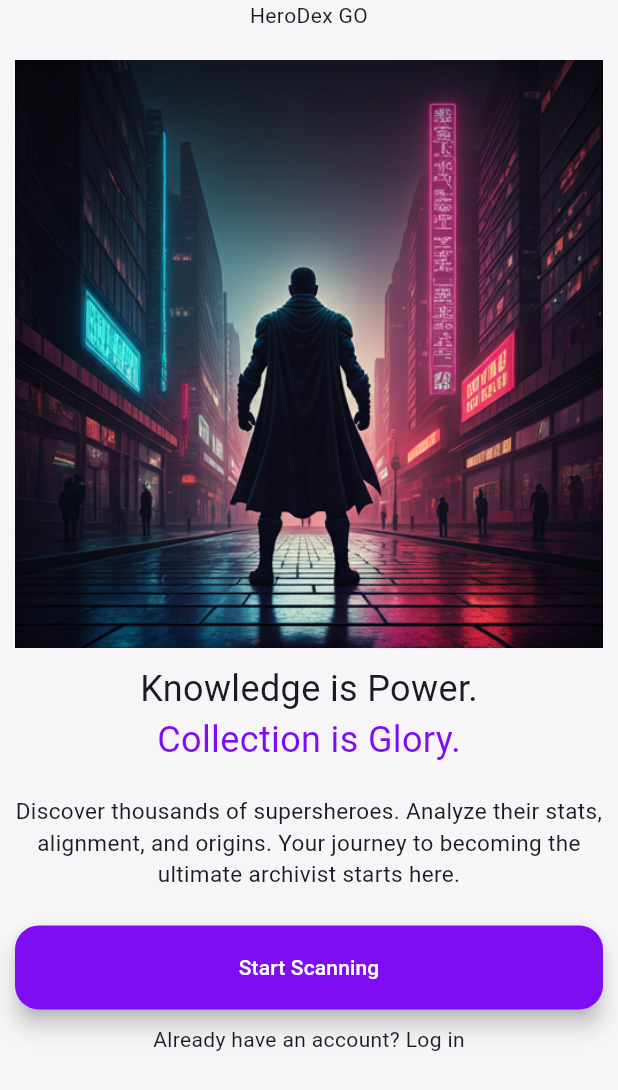
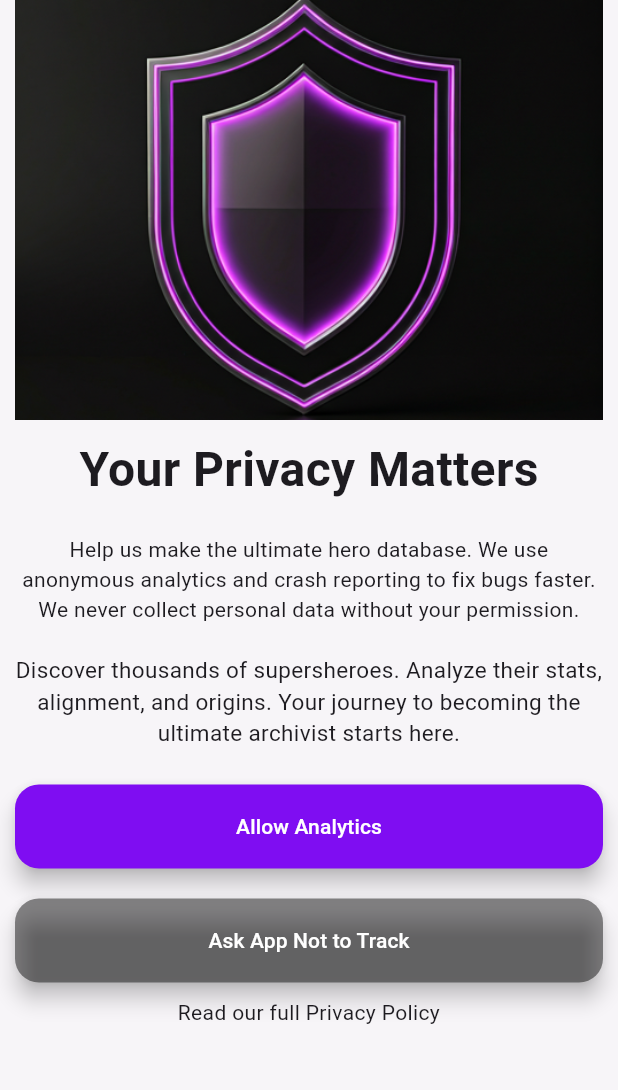
Before and after one commit to Sawyer32/HeroDexGo, a Flutter app: the screen it shows after launch, on a phone screen of 412 x 824 dp. Shown: the top 1090 px of the screen. Run offline on Flutter 3.47's test engine with Material 3 defaults, Android fonts, the light colour scheme and no system bars; our stand-ins replace flutter_bloc, permission_handler.

Commit message:
Added analytics page

```diff
--- a/lib/main.dart
+++ b/lib/main.dart
@@ -25,6 +25,7 @@ class _MyAppState extends State<MyApp> {
   Widget build(BuildContext context) {
     return MaterialApp(
       title: 'Flutter Demo',
+      debugShowCheckedModeBanner: false,
       theme: ThemeData(
         extensions: const <ThemeExtension<dynamic>>[
           ThemeColors(primaryColor: Color(0xFF7F0DF2), backgroundColor: Color(0xFFF7F5F8))
--- a/lib/screens/onboarding/onboarding.dart
+++ b/lib/screens/onboarding/onboarding.dart
@@ -3,6 +3,7 @@ import 'package:flutter_bloc/flutter_bloc.dart';
 import 'package:hero_dex_go/bloc/onboarding/onboarding_bloc.dart';
 import 'package:hero_dex_go/bloc/onboarding/onboarding_event.dart';
 import 'package:hero_dex_go/bloc/onboarding/onboarding_state.dart';
+import 'package:hero_dex_go/screens/onboarding/pages/analytics_page.dart';
 import 'package:hero_dex_go/screens/onboarding/pages/info_page.dart';
 import 'package:hero_dex_go/theme/theme_colors.dart';
 
@@ -37,7 +38,7 @@ class OnboardingScreen extends StatelessWidget {
                     physics: NeverScrollableScrollPhysics(),
                     children: [
                       // Page 1: Info
-                      InfoPage(context: context),
+                      AnalyticsPage(context: context),
                       // Page 2: Analytics
 
                       // Page 3: GPS
--- /dev/null
+++ b/lib/screens/onboarding/pages/analytics_page.dart
@@ -0,0 +1,83 @@
+import 'package:flutter/material.dart';
+import 'package:flutter_bloc/flutter_bloc.dart';
+import 'package:hero_dex_go/bloc/onboarding/onboarding_bloc.dart';
+import 'package:hero_dex_go/bloc/onboarding/onboarding_event.dart';
+import 'package:hero_dex_go/theme/theme_colors.dart';
+
+class AnalyticsPage extends StatelessWidget {
+  const AnalyticsPage({super.key, required this.context});
+
+  final BuildContext context;
+
+  @override
+  Widget build(BuildContext context) {
+    final ThemeColors _themeColors = Theme.of(context).extension<ThemeColors>()!;
+
+    return SafeArea(
+      child: Container(
+        decoration: BoxDecoration(
+          color: _themeColors.backgroundColor
+        ),
+        child: Column(
+          mainAxisAlignment: .start,
+          crossAxisAlignment: .stretch,
+          children: [
+            Padding(
+              padding: .directional(start: 10, end: 10),
+              child: Image(
+                image: AssetImage('assets/images/Onboarding_2.png'),
+                height: 280,
+                fit: .cover,
+              ),
+            ),
+            SizedBox(height: 10),
+            Padding(
+              padding: .directional(start: 10, end: 10),
+              child: Column(
+                children: [
+                  Text("Your Privacy Matters", style: TextStyle(fontSize: 32, fontWeight: .bold)),
+                  SizedBox(height: 20),
+                  Text("Help us make the ultimate hero database. We use anonymous analytics and crash reporting to fix bugs faster. We never collect personal data without your permission.", textAlign: .center,),
+                  SizedBox(height: 20),
+                  Text(
+                    "Discover thousands of supersheroes. Analyze their stats, alignment, and origins. Your journey to becoming the ultimate archivist starts here.",
+                    textAlign: .center,
+                    style: TextStyle(
+                      fontSize: 15
+                    ),
+                  ),
+                ],
+              ),
+            ),
+            SizedBox(height: 24),
+            Padding(
+              padding: .directional(start: 10, end: 10),
+              child: Column(
+                crossAxisAlignment: .stretch,
+                spacing: 20,
+                children: [
+                  FloatingActionButton(
+                    backgroundColor: _themeColors.primaryColor,
+                    onPressed: () => {
+                      context.read<OnboardingBloc>().add(OnboardingAnalyticsChanged(true)),
+                    },
+                    child: Text("Allow Analytics", style: TextStyle(color: Colors.white),),
+                  ),
+                  FloatingActionButton(
+                    backgroundColor: Colors.black45,
+                    onPressed: () => {
+                      context.read<OnboardingBloc>().add(OnboardingAnalyticsChanged(false)),
+                    },
+                    child: Text("Ask App Not to Track", style: TextStyle(color: Colors.white),),
+                  ),
+                ],
+              )
+            ),
+            SizedBox(height: 10),
+            Text("Read our full Privacy Policy", textAlign: .center),
+          ]
+        ),
+      ),
+    );
+  }
+}
--- a/pubspec.yaml
+++ b/pubspec.yaml
@@ -65,6 +65,7 @@ flutter:
   #   - images/a_dot_ham.jpeg
   assets:
     - assets/images/Onboarding_1.png
+    - assets/images/Onboarding_2.png
 
   # An image asset can refer to one or more resolution-specific "variants", see
   # https://flutter.dev/to/resolution-aware-images
```
Also changed, not shown: assets/images/Onboarding_2.png (added).
